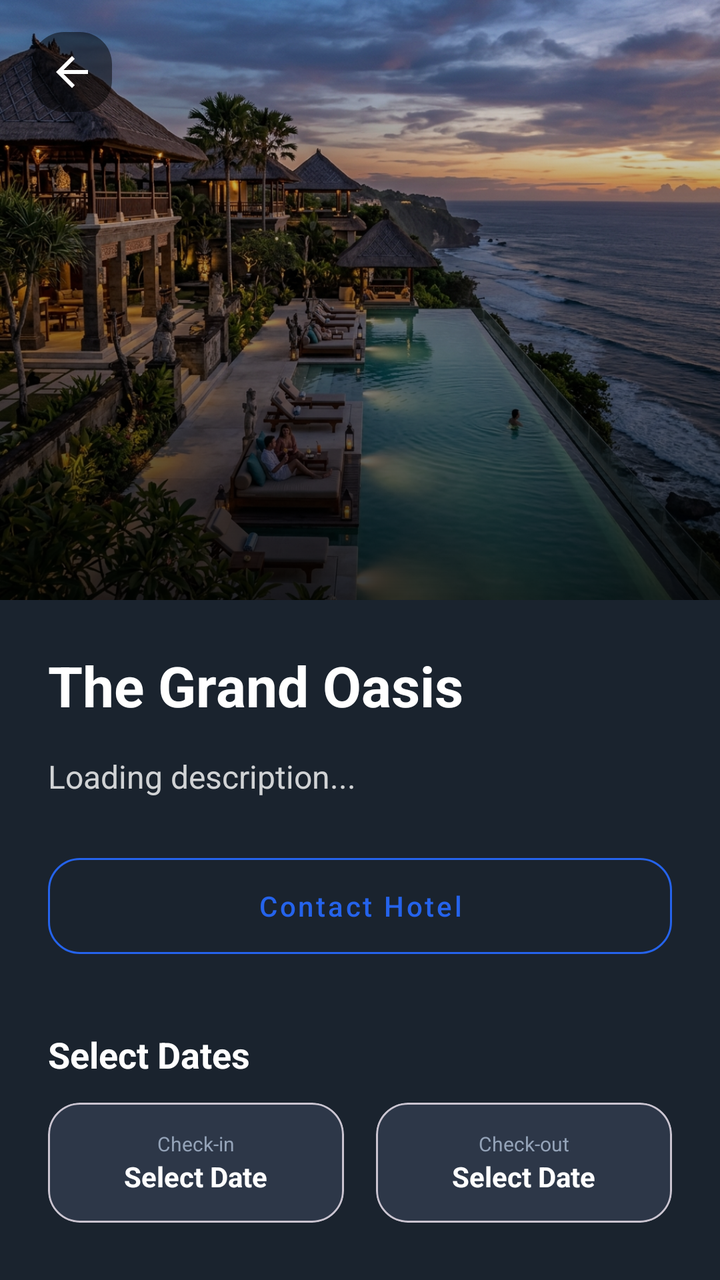
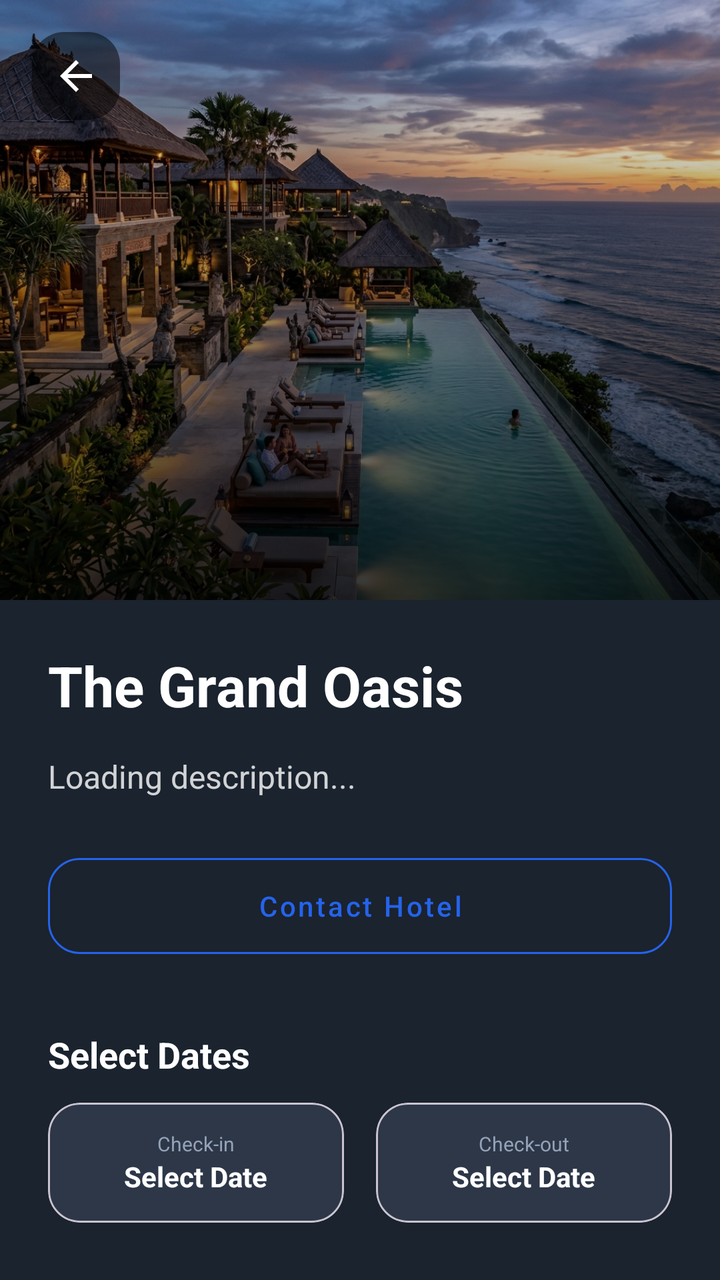

Compare the two renders of this Android layout. The source of the first and the diff that turns it into the second are given below.
<!-- AndroidManifest.xml: activity theme Theme.TravelBuddy -->
<!-- res/layout/activity_hotel_details.xml -->
<?xml version="1.0" encoding="utf-8"?>
<androidx.constraintlayout.widget.ConstraintLayout xmlns:android="http://schemas.android.com/apk/res/android"
    xmlns:app="http://schemas.android.com/apk/res-auto"
    android:layout_width="match_parent"
    android:layout_height="match_parent"
    android:background="@color/onboarding_bg">

    <androidx.core.widget.NestedScrollView
        android:layout_width="match_parent"
        android:layout_height="match_parent"
        android:clipToPadding="false"
        android:paddingBottom="100dp">

        <LinearLayout
            android:layout_width="match_parent"
            android:layout_height="wrap_content"
            android:orientation="vertical">

            
            <RelativeLayout
                android:layout_width="match_parent"
                android:layout_height="300dp">

                <ImageView
                    android:id="@+id/ivHotelImage"
                    android:layout_width="match_parent"
                    android:layout_height="match_parent"
                    android:scaleType="centerCrop"
                    android:src="@drawable/img_resort" />

                <View
                    android:layout_width="match_parent"
                    android:layout_height="match_parent"
                    android:background="@drawable/bg_bottom_gradient" />

                <ImageView
                    android:id="@+id/ivBack"
                    android:layout_width="40dp"
                    android:layout_height="40dp"
                    android:layout_margin="16dp"
                    android:padding="8dp"
                    android:background="@drawable/bg_icon_squircle"
                    android:backgroundTint="#80000000"
                    android:src="@drawable/abc_ic_ab_back_material"
                    app:tint="@color/white" />
            </RelativeLayout>

            
            <LinearLayout
                android:layout_width="match_parent"
                android:layout_height="wrap_content"
                android:orientation="vertical"
                android:padding="24dp">

                <TextView
                    android:id="@+id/tvHotelName"
                    android:layout_width="wrap_content"
                    android:layout_height="wrap_content"
                    android:text="The Grand Oasis"
                    android:textColor="@color/white"
                    android:textSize="28sp"
                    android:textStyle="bold" />

                <TextView
                    android:id="@+id/tvHotelDescription"
                    android:layout_width="match_parent"
                    android:layout_height="wrap_content"
                    android:layout_marginTop="16dp"
                    android:alpha="0.8"
                    android:lineSpacingExtra="6dp"
                    android:text="Loading description..."
                    android:textColor="@color/white"
                    android:textSize="16sp" />

                <com.google.android.material.button.MaterialButton
                    android:id="@+id/btnContact"
                    style="@style/Widget.MaterialComponents.Button.OutlinedButton"
                    android:layout_width="match_parent"
                    android:layout_height="60dp"
                    android:layout_marginTop="24dp"
                    android:text="Contact Hotel"
                    android:textAllCaps="false"
                    android:textColor="@color/onboarding_blue"
                    app:cornerRadius="16dp"
                    app:strokeColor="@color/onboarding_blue" />

                
                <TextView
                    android:layout_width="wrap_content"
                    android:layout_height="wrap_content"
                    android:layout_marginTop="32dp"
                    android:text="Select Dates"
                    android:textColor="@color/white"
                    android:textSize="18sp"
                    android:textStyle="bold" />

                <LinearLayout
                    android:layout_width="match_parent"
                    android:layout_height="wrap_content"
                    android:layout_marginTop="12dp"
                    android:orientation="horizontal">

                    <com.google.android.material.card.MaterialCardView
                        android:id="@+id/cvCheckIn"
                        android:layout_width="0dp"
                        android:layout_height="60dp"
                        android:layout_weight="1"
                        android:layout_marginEnd="8dp"
                        app:cardBackgroundColor="#2D3748"
                        app:cardCornerRadius="16dp"
                        app:cardElevation="0dp">
                        <LinearLayout
                            android:layout_width="match_parent"
                            android:layout_height="match_parent"
                            android:gravity="center"
                            android:orientation="vertical">
                            <TextView
                                android:layout_width="wrap_content"
                                android:layout_height="wrap_content"
                                android:text="Check-in"
                                android:textColor="#94A3B8"
                                android:textSize="10sp" />
                            <TextView
                                android:id="@+id/tvCheckInDate"
                                android:layout_width="wrap_content"
                                android:layout_height="wrap_content"
                                android:text="Select Date"
                                android:textColor="@color/white"
                                android:textSize="14sp"
                                android:textStyle="bold" />
                        </LinearLayout>
                    </com.google.android.material.card.MaterialCardView>

                    <com.google.android.material.card.MaterialCardView
                        android:id="@+id/cvCheckOut"
                        android:layout_width="0dp"
                        android:layout_height="60dp"
                        android:layout_weight="1"
                        android:layout_marginStart="8dp"
                        app:cardBackgroundColor="#2D3748"
                        app:cardCornerRadius="16dp"
                        app:cardElevation="0dp">
                        <LinearLayout
                            android:layout_width="match_parent"
                            android:layout_height="match_parent"
                            android:gravity="center"
                            android:orientation="vertical">
                            <TextView
                                android:layout_width="wrap_content"
                                android:layout_height="wrap_content"
                                android:text="Check-out"
                                android:textColor="#94A3B8"
                                android:textSize="10sp" />
                            <TextView
                                android:id="@+id/tvCheckOutDate"
                                android:layout_width="wrap_content"
                                android:layout_height="wrap_content"
                                android:text="Select Date"
                                android:textColor="@color/white"
                                android:textSize="14sp"
                                android:textStyle="bold" />
                        </LinearLayout>
                    </com.google.android.material.card.MaterialCardView>
                </LinearLayout>

                
                <TextView
                    android:layout_width="wrap_content"
                    android:layout_height="wrap_content"
                    android:layout_marginTop="32dp"
                    android:text="Choose Room Type"
                    android:textColor="@color/white"
                    android:textSize="18sp"
                    android:textStyle="bold" />

                <RadioGroup
                    android:id="@+id/rgRoomType"
                    android:layout_width="match_parent"
                    android:layout_height="wrap_content"
                    android:layout_marginTop="12dp"
                    android:orientation="horizontal">

                    <RadioButton
                        android:id="@+id/rbAC"
                        android:layout_width="0dp"
                        android:layout_height="wrap_content"
                        android:layout_weight="1"
                        android:text="AC Room"
                        android:textColor="@color/white"
                        android:buttonTint="@color/onboarding_blue"
                        android:checked="true" />

                    <RadioButton
                        android:id="@+id/rbNonAC"
                        android:layout_width="0dp"
                        android:layout_height="wrap_content"
                        android:layout_weight="1"
                        android:text="Non-AC"
                        android:textColor="@color/white"
                        android:buttonTint="@color/onboarding_blue" />
                </RadioGroup>

                <TextView
                    android:layout_width="wrap_content"
                    android:layout_height="wrap_content"
                    android:layout_marginTop="24dp"
                    android:text="Number of Persons"
                    android:textColor="@color/white"
                    android:textSize="18sp"
                    android:textStyle="bold" />

                <LinearLayout
                    android:layout_width="match_parent"
                    android:layout_height="wrap_content"
                    android:layout_marginTop="12dp"
                    android:gravity="center_vertical"
                    android:orientation="horizontal">

                    <ImageView
                        android:id="@+id/ivMinus"
                        android:layout_width="40dp"
                        android:layout_height="40dp"
                        android:padding="8dp"
                        android:background="@drawable/bg_icon_squircle"
                        android:backgroundTint="#2D3748"
                        android:src="@android:drawable/ic_delete"
                        app:tint="@color/white" />

                    <TextView
                        android:id="@+id/tvPersonCount"
                        android:layout_width="60dp"
                        android:layout_height="wrap_content"
                        android:text="1"
                        android:textAlignment="center"
                        android:textColor="@color/white"
                        android:textSize="20sp"
                        android:textStyle="bold" />

                    <ImageView
                        android:id="@+id/ivPlus"
                        android:layout_width="40dp"
                        android:layout_height="40dp"
                        android:padding="8dp"
                        android:background="@drawable/bg_icon_squircle"
                        android:backgroundTint="@color/onboarding_blue"
                        android:src="@android:drawable/ic_input_add"
                        app:tint="@color/white" />
                </LinearLayout>

                <com.google.android.material.button.MaterialButton
                    android:id="@+id/btnBookNow"
                    android:layout_width="match_parent"
                    android:layout_height="64dp"
                    android:layout_marginTop="40dp"
                    android:text="Book Now"
                    android:textAllCaps="false"
                    android:textSize="18sp"
                    android:textStyle="bold"
                    app:cornerRadius="20dp"
                    app:backgroundTint="@color/onboarding_blue" />

            </LinearLayout>
        </LinearLayout>
    </androidx.core.widget.NestedScrollView>

</androidx.constraintlayout.widget.ConstraintLayout>
<!-- resources referenced by this layout -->
<resources>
  <color name="onboarding_bg">#1A232E</color>
  <color name="onboarding_blue">#2563EB</color>
  <color name="white">#FFFFFFFF</color>
  <!-- drawable bg_bottom_gradient (drawable) -->
  <?xml version="1.0" encoding="utf-8"?>
  <shape xmlns:android="http://schemas.android.com/apk/res/android">
      <gradient
          android:angle="90"
          android:endColor="#00000000"
          android:startColor="#CC000000" />
  </shape>
  <!-- drawable bg_icon_squircle (drawable) -->
  <?xml version="1.0" encoding="utf-8"?>
  <shape xmlns:android="http://schemas.android.com/apk/res/android">
      <corners android:radius="16dp" />
      <gradient
          android:angle="45"
          android:endColor="#475569"
          android:startColor="#1E293B" />
  </shape>
  <!-- drawable img_resort: png bitmap (drawable, 891900 bytes) -->
  <style name="Theme.TravelBuddy" parent="Base.Theme.TravelBuddy" />
  <style name="Base.Theme.TravelBuddy" parent="Theme.Material3.DayNight.NoActionBar">
          
          
      </style>
</resources>

<!-- the commit's change to res/layout/activity_hotel_details.xml (unified diff, before → after) -->
@@ -35,13 +35,16 @@
 
                 <ImageView
                     android:id="@+id/ivBack"
-                    android:layout_width="40dp"
-                    android:layout_height="40dp"
+                    android:layout_width="44dp"
+                    android:layout_height="44dp"
                     android:layout_margin="16dp"
-                    android:padding="8dp"
+                    android:padding="10dp"
+                    android:clickable="true"
+                    android:focusable="true"
+                    android:contentDescription="Back"
                     android:background="@drawable/bg_icon_squircle"
                     android:backgroundTint="#80000000"
-                    android:src="@drawable/abc_ic_ab_back_material"
+                    android:src="@drawable/ic_back"
                     app:tint="@color/white" />
             </RelativeLayout>
 
<!-- resource entries referenced after the edit -->
@@ -20,6 +20,16 @@
           android:endColor="#475569"
           android:startColor="#1E293B" />
   </shape>
+  <!-- drawable ic_back (drawable) -->
+  <vector xmlns:android="http://schemas.android.com/apk/res/android"
+      android:width="24dp"
+      android:height="24dp"
+      android:viewportWidth="24"
+      android:viewportHeight="24">
+    <path
+        android:fillColor="#FFFFFF"
+        android:pathData="M20,11H7.83l5.59,-5.59L12,4l-8,8 8,8 1.41,-1.41L7.83,13H20v-2z"/>
+  </vector>
   <!-- drawable img_resort: png bitmap (drawable, 891900 bytes) -->
   <style name="Theme.TravelBuddy" parent="Base.Theme.TravelBuddy" />
   <style name="Base.Theme.TravelBuddy" parent="Theme.Material3.DayNight.NoActionBar">
